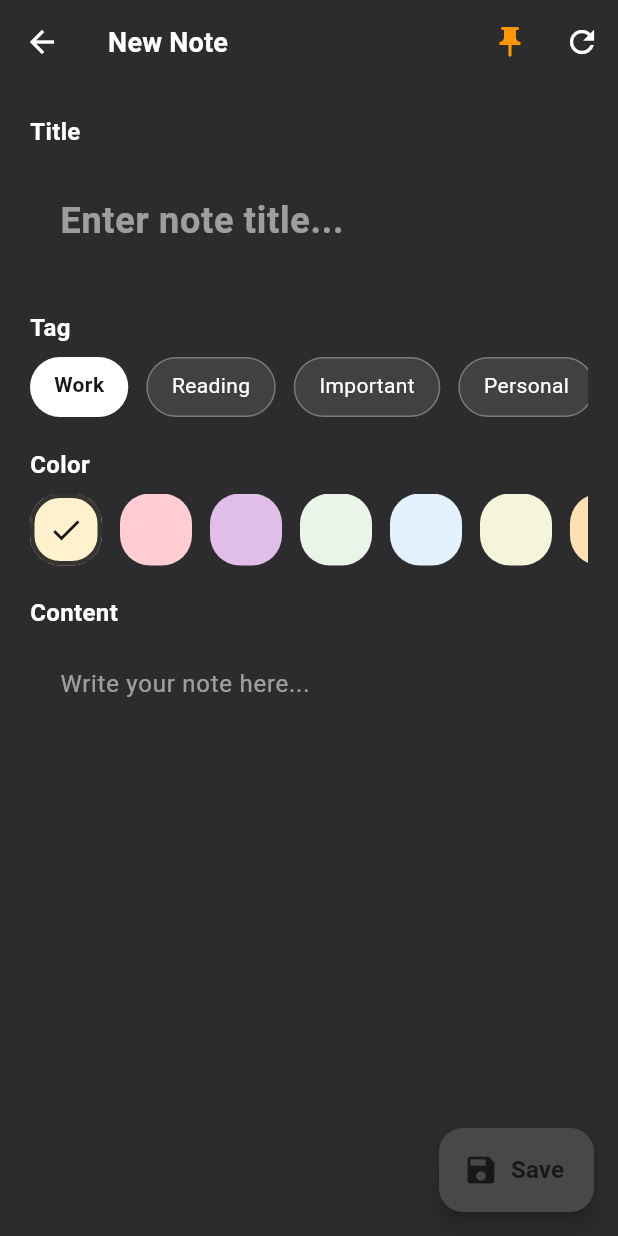
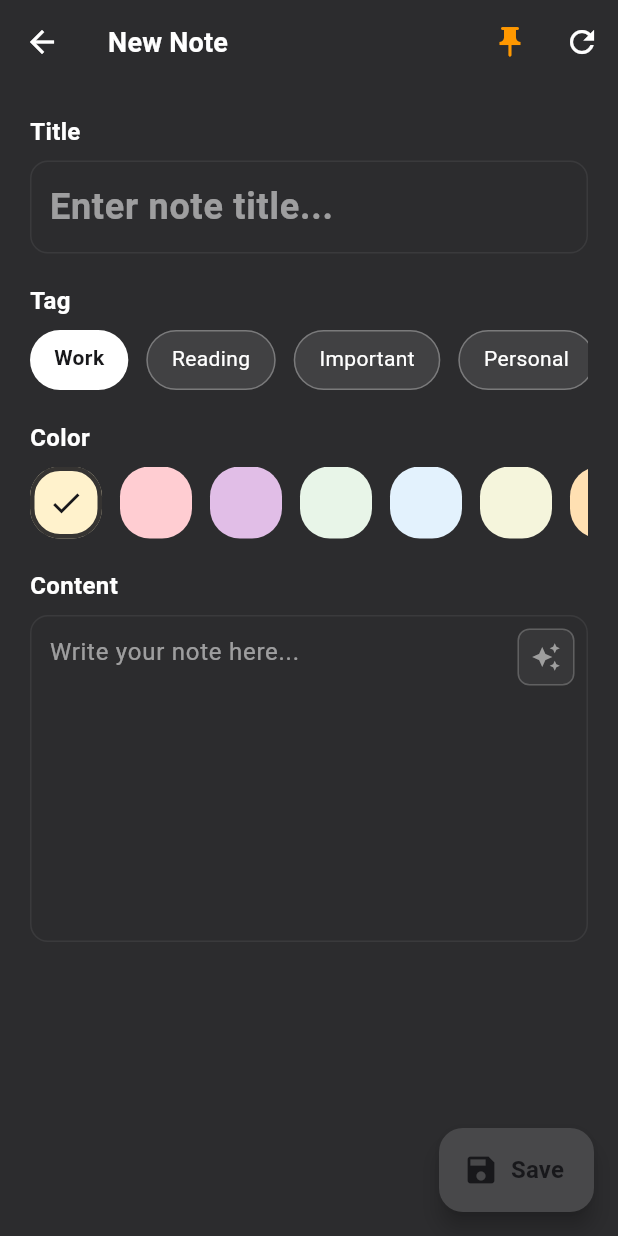
Before and after one commit to E-AleynaElmas/notes-app, a Flutter app: the NewNoteView screen opened directly, after a tap on the "push pin" icon, on a phone screen of 412 x 824 dp. Run offline on Flutter 3.47's test engine with Material 3 defaults, Android fonts, the phone set to English and light mode, and no system bars; our stand-ins replace dio, firebase_auth, firebase_core, flutter_dotenv, google_generative_ai, stacked; accounts and stored records are empty; Roboto replaces fonts that are missing (Satoshi).

Commit message:
feat: add AI-powered text improvement to note editor

```diff
--- a/lib/feature/new_note/new_note_view.dart
+++ b/lib/feature/new_note/new_note_view.dart
@@ -1,6 +1,7 @@
 import 'package:flutter/material.dart';
 import 'package:notes_app/core/constants/layout_constants.dart';
 import 'package:notes_app/feature/new_note/new_note_view_model.dart';
+import 'package:notes_app/feature/new_note/sub_view/ai_processing_overlay_view.dart';
 import 'package:notes_app/product/constants/typography_constants.dart';
 import 'package:notes_app/product/theme/theme_styles.dart';
 import 'package:notes_app/core/services/navigation_service.dart';
--- a/lib/feature/new_note/new_note_view_model.dart
+++ b/lib/feature/new_note/new_note_view_model.dart
@@ -4,6 +4,8 @@ import 'package:notes_app/core/utils/color_utils.dart';
 import 'package:notes_app/product/models/note_model.dart';
 import 'package:notes_app/product/models/simple_result.dart';
 import 'package:notes_app/product/services/note_service.dart';
+import 'package:notes_app/product/services/gemini_service.dart';
+import 'package:notes_app/product/constants/ai_constants.dart';
 
 class NewNoteViewModel extends BaseViewModel {
   final NoteModel? _noteToEdit;
@@ -16,10 +18,19 @@ class NewNoteViewModel extends BaseViewModel {
       _selectedTag = noteToEdit.tags.isNotEmpty ? noteToEdit.tags.first : 'Work';
       _isPinned = noteToEdit.isPinned;
     }
+    _setupFocusListeners();
   }
 
   final TextEditingController titleController = TextEditingController();
   final TextEditingController contentController = TextEditingController();
+  final FocusNode titleFocusNode = FocusNode();
+  final FocusNode contentFocusNode = FocusNode();
+
+  bool _isTitleFocused = false;
+  bool get isTitleFocused => _isTitleFocused;
+
+  bool _isContentFocused = false;
+  bool get isContentFocused => _isContentFocused;
 
   Color _selectedColor = const Color(0xFFFFF2CC);
   Color get selectedColor => _selectedColor;
@@ -46,8 +57,17 @@ class NewNoteViewModel extends BaseViewModel {
   List<Color> get availableColors => _availableColors;
 
   final NoteService _noteService = NoteService.instance;
+  final GeminiService _geminiService = GeminiService.instance;
+
   bool _isLoading = false;
   bool get isLoading => _isLoading;
+
+  bool _isAiProcessing = false;
+  bool get isAiProcessing => _isAiProcessing;
+
+  bool get canUseAI {
+    return contentController.text.trim().length >= AIConstants.minContentLength && !_isAiProcessing;
+  }
 
   void selectColor(Color color) {
     _selectedColor = color;
@@ -112,10 +132,53 @@ class NewNoteViewModel extends BaseViewModel {
     notifyListeners();
   }
 
+  void _setupFocusListeners() {
+    titleFocusNode.addListener(() {
+      _isTitleFocused = titleFocusNode.hasFocus;
+      notifyListeners();
+    });
+
+    contentFocusNode.addListener(() {
+      _isContentFocused = contentFocusNode.hasFocus;
+      notifyListeners();
+    });
+  }
+
+  Future<void> improveContentWithAI() async {
+    final currentContent = contentController.text.trim();
+
+    if (currentContent.isEmpty) {
+      setError(AIConstants.emptyContentMessage);
+      return;
+    }
+
+    _isAiProcessing = true;
+    clearErrors();
+    notifyListeners();
+
+    try {
+      final result = await _geminiService.improveText(currentContent);
+
+      if (result.status && result.data != null) {
+        contentController.text = result.data!;
+        notifyListeners();
+      } else {
+        setError(result.message ?? AIConstants.aiErrorMessage);
+      }
+    } catch (e) {
+      setError('${AIConstants.aiErrorMessage}: $e');
+    } finally {
+      _isAiProcessing = false;
+      notifyListeners();
+    }
+  }
+
   @override
   void dispose() {
     titleController.dispose();
     contentController.dispose();
+    titleFocusNode.dispose();
+    contentFocusNode.dispose();
     super.dispose();
   }
 }
--- a/lib/feature/new_note/sub_view/new_note_view_widgets.dart
+++ b/lib/feature/new_note/sub_view/new_note_view_widgets.dart
@@ -25,18 +25,24 @@ extension _NewNoteViewParts on NewNoteView {
       children: [
         Text('Title', style: bodyXL.white.w600),
         LayoutConstants.emptyHeight8,
-        Container(
-          padding: LayoutConstants.padding16All,
-          decoration: BoxDecoration(color: const Color(0xFF2C2C2E), borderRadius: LayoutConstants.border12Button),
+        AnimatedContainer(
+          duration: Duration(milliseconds: 300),
+          decoration: BoxDecoration(
+            borderRadius: LayoutConstants.border12Button,
+            border: Border.all(color: viewModel.isTitleFocused ? Color(0xFFFF9500) : Color(0xFF3A3A3C), width: 1),
+          ),
           child: TextFormField(
             controller: viewModel.titleController,
+            focusNode: viewModel.titleFocusNode,
             style: h4.white.bold,
             decoration: InputDecoration(
               hintText: 'Enter note title...',
-              hintStyle: h4.copyWith(color: ThemeStyles.whiteColor.withValues(alpha:0.54)),
+              hintStyle: h4.copyWith(color: ThemeStyles.whiteColor.withValues(alpha: 0.54)),
               border: InputBorder.none,
-              fillColor: Color(0xFF2C2C2E),
-              contentPadding: EdgeInsets.zero,
+              filled: false,
+              fillColor: Colors.transparent,
+              contentPadding: LayoutConstants.padding12All,
+              isDense: true,
             ),
             onChanged: (value) => viewModel.notifyListeners(),
           ),
@@ -66,9 +72,9 @@ extension _NewNoteViewParts on NewNoteView {
                 child: Container(
                   padding: EdgeInsets.symmetric(horizontal: LayoutConstants.size16, vertical: LayoutConstants.size8),
                   decoration: BoxDecoration(
-                    color: isSelected ? ThemeStyles.whiteColor : ThemeStyles.whiteColor.withValues(alpha:0.1),
+                    color: isSelected ? ThemeStyles.whiteColor : ThemeStyles.whiteColor.withValues(alpha: 0.1),
                     borderRadius: LayoutConstants.border20Button,
-                    border: isSelected ? null : Border.all(color: ThemeStyles.whiteColor.withValues(alpha:0.3)),
+                    border: isSelected ? null : Border.all(color: ThemeStyles.whiteColor.withValues(alpha: 0.3)),
                   ),
                   child: Text(
                     tag,
@@ -111,7 +117,7 @@ extension _NewNoteViewParts on NewNoteView {
                     color: color,
                     borderRadius: BorderRadius.circular(LayoutConstants.radius20),
                     border: Border.all(
-                      color: isSelected ? ThemeStyles.blackColor.withValues(alpha:0.87) : Colors.transparent,
+                      color: isSelected ? ThemeStyles.blackColor.withValues(alpha: 0.87) : Colors.transparent,
                       width: 3,
                     ),
                   ),
@@ -133,22 +139,91 @@ extension _NewNoteViewParts on NewNoteView {
       children: [
         Text('Content', style: bodyXL.white.w600),
         LayoutConstants.emptyHeight8,
-        Container(
-          padding: LayoutConstants.padding16All,
-          decoration: BoxDecoration(color: const Color(0xFF2C2C2E), borderRadius: LayoutConstants.border12Button),
-          child: TextFormField(
+        AnimatedContainer(
+          duration: Duration(milliseconds: 300),
+          decoration: BoxDecoration(
+            borderRadius: LayoutConstants.border12Button,
+            border: Border.all(color: viewModel.isContentFocused ? Color(0xFFFF9500) : Color(0xFF3A3A3C), width: 1),
+          ),
+          child: Stack(
+            children: [
+              TextFormField(
                 controller: viewModel.contentController,
-            style: bodyXL.white.copyWith(height: 1.5),
+                focusNode: viewModel.contentFocusNode,
+                enabled: !viewModel.isAiProcessing,
+                style: bodyXL.white.copyWith(
+                  height: 1.5,
+                  color: viewModel.isAiProcessing
+                      ? ThemeStyles.whiteColor.withValues(alpha: 0.3)
+                      : ThemeStyles.whiteColor,
+                ),
                 decoration: InputDecoration(
                   hintText: 'Write your note here...',
-              hintStyle: bodyXL.copyWith(color: ThemeStyles.whiteColor.withValues(alpha:0.54)),
+                  hintStyle: bodyXL.copyWith(color: ThemeStyles.whiteColor.withValues(alpha: 0.54)),
                   border: InputBorder.none,
-              fillColor: Color(0xFF2C2C2E),
-              contentPadding: EdgeInsets.zero,
+                  filled: false,
+                  fillColor: Colors.transparent,
+                  contentPadding: EdgeInsets.fromLTRB(12, 12, 50, 12),
+                  isDense: true,
                 ),
                 maxLines: null,
-            minLines: LayoutConstants.size8.toInt(),
+                minLines: 8,
+                onChanged: (value) => viewModel.notifyListeners(),
               ),
+              if (viewModel.isAiProcessing)
+                Positioned.fill(
+                  child: AnimatedOpacity(
+                    opacity: 1.0,
+                    duration: Duration(milliseconds: 300),
+                    child: AIProcessingOverlayView(),
+                  ),
+                ),
+              Positioned(
+                top: 8,
+                right: 8,
+                child: GestureDetector(
+                  onTap: viewModel.canUseAI
+                      ? () async {
+                          await viewModel.improveContentWithAI();
+                        }
+                      : null,
+                  child: AnimatedContainer(
+                    duration: Duration(milliseconds: 300),
+                    padding: LayoutConstants.padding8All,
+                    decoration: BoxDecoration(
+                      color: viewModel.isAiProcessing
+                          ? Colors.orange.withValues(alpha: 0.3)
+                          : viewModel.canUseAI
+                          ? Colors.orange.withValues(alpha: 0.15)
+                          : Colors.grey.withValues(alpha: 0.1),
+                      borderRadius: LayoutConstants.border8Button,
+                      border: Border.all(
+                        color: viewModel.canUseAI
+                            ? Colors.orange.withValues(alpha: 0.6)
+                            : Colors.grey.withValues(alpha: 0.4),
+                        width: 1,
+                      ),
+                    ),
+                    child: viewModel.isAiProcessing
+                        ? SizedBox(
+                            width: 20,
+                            height: 20,
+                            child: CircularProgressIndicator(
+                              strokeWidth: 2,
+                              valueColor: AlwaysStoppedAnimation<Color>(Colors.orange),
+                            ),
+                          )
+                        : Icon(Icons.auto_awesome, color: viewModel.canUseAI ? Colors.orange : Colors.grey, size: 20),
+                  ),
+                ),
+              ),
+            ],
+          ),
+        ),
+        if (viewModel.hasError)
+          Padding(
+            padding: LayoutConstants.padding8Vertical.copyWith(bottom: 0),
+            child: Text(viewModel.modelError, style: bodyM.copyWith(color: Colors.red)),
           ),
       ],
     );
```
Also changed, not shown: lib/feature/new_note/sub_view/ai_processing_overlay_view.dart (added, +62 -0 lines), lib/feature/new_note/sub_view/ai_processing_overlay_view_model.dart (added, +58 -0 lines). Lines whose indentation alone changed are shown as unchanged.
